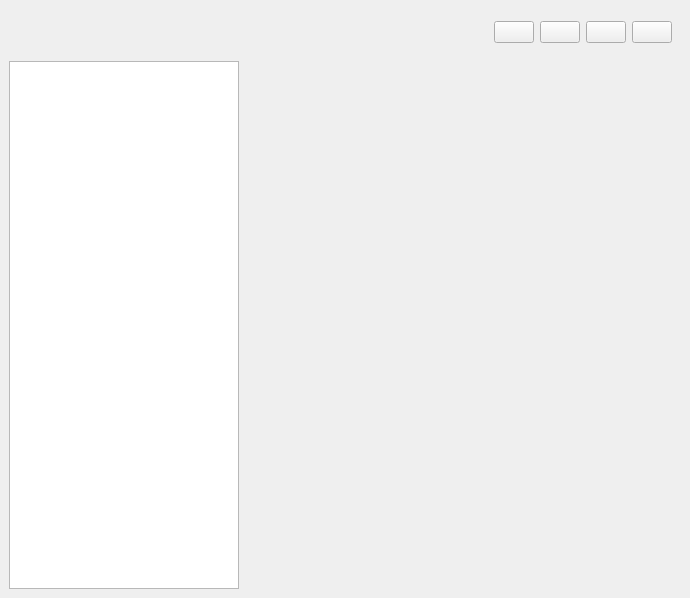
First picture: the form in AppTools/ui/mainwindow.ui, repository xinsuinizhuan/AppTools, before the edit.
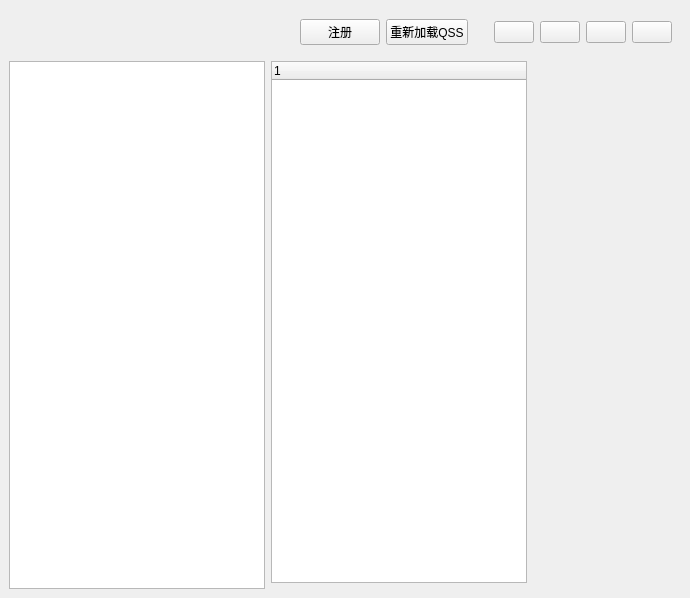
Second picture: the form after the edit.

```diff
--- a/AppTools/ui/mainwindow.ui
+++ b/AppTools/ui/mainwindow.ui
@@ -15,7 +15,10 @@
   </property>
   <widget class="QWidget" name="centralwidget">
    <layout class="QGridLayout" name="gridLayout">
-    <item row="0" column="0" colspan="2">
+    <item row="1" column="2">
+     <widget class="QStackedWidget" name="stackedWidget"/>
+    </item>
+    <item row="0" column="0" colspan="3">
      <widget class="QWidget" name="titlewidget" native="true">
       <layout class="QHBoxLayout" name="horizontalLayout">
        <item>
@@ -39,8 +42,38 @@
          </property>
          <property name="sizeHint" stdset="0">
           <size>
-           <width>277</width>
-           <height>20</height>
+           <width>0</width>
+           <height>0</height>
+          </size>
+         </property>
+        </spacer>
+       </item>
+       <item>
+        <widget class="QPushButton" name="registerbtn">
+         <property name="text">
+          <string>注册</string>
+         </property>
+        </widget>
+       </item>
+       <item>
+        <widget class="QPushButton" name="qssbtn">
+         <property name="text">
+          <string>重新加载QSS</string>
+         </property>
+        </widget>
+       </item>
+       <item>
+        <spacer name="horizontalSpacer">
+         <property name="orientation">
+          <enum>Qt::Horizontal</enum>
+         </property>
+         <property name="sizeType">
+          <enum>QSizePolicy::Maximum</enum>
+         </property>
+         <property name="sizeHint" stdset="0">
+          <size>
+           <width>20</width>
+           <height>0</height>
           </size>
          </property>
         </spacer>
@@ -77,17 +110,16 @@
      </widget>
     </item>
     <item row="1" column="0" rowspan="2">
-     <widget class="QListWidget" name="listWidget">
-      <property name="maximumSize">
-       <size>
-        <width>230</width>
-        <height>16777215</height>
-       </size>
-      </property>
-     </widget>
+     <widget class="QListWidget" name="listWidget"/>
     </item>
     <item row="1" column="1">
-     <widget class="QStackedWidget" name="stackedWidget"/>
+     <widget class="QTreeWidget" name="treeWidget">
+      <column>
+       <property name="text">
+        <string notr="true">1</string>
+       </property>
+      </column>
+     </widget>
     </item>
    </layout>
   </widget>
```
